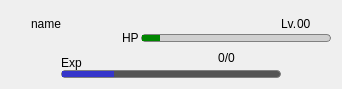
Qt form maininfo.ui (270676504/PokemonBattle) before a commit.
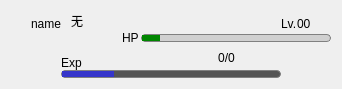
The same form after that commit.

```diff
--- a/maininfo.ui
+++ b/maininfo.ui
@@ -20,7 +20,7 @@
    <item>
     <layout class="QHBoxLayout" name="horizontalLayout">
      <property name="spacing">
-      <number>0</number>
+      <number>10</number>
      </property>
      <property name="leftMargin">
       <number>20</number>
@@ -31,7 +31,7 @@
      <item>
       <widget class="QLabel" name="lblName">
        <property name="styleSheet">
-        <string notr="true">font: 20px &quot;Times New Roman&quot;;</string>
+        <string notr="true">font: 20px &quot;楷体&quot;;</string>
        </property>
        <property name="text">
         <string>name</string>
@@ -41,6 +41,16 @@
        </property>
       </widget>
      </item>
+     <item>
+      <widget class="QLabel" name="lblAttribute">
+       <property name="styleSheet">
+        <string notr="true">font: 20px &quot;楷体&quot;;</string>
+       </property>
+       <property name="text">
+        <string>无</string>
+       </property>
+      </widget>
+     </item>
      <item>
       <spacer name="horizontalSpacer">
        <property name="orientation">
@@ -68,21 +78,10 @@
       </widget>
      </item>
      <item>
-      <spacer name="horizontalSpacer_3">
-       <property name="orientation">
-        <enum>Qt::Horizontal</enum>
+      <layout class="QHBoxLayout" name="horizontalLayout_5">
+       <property name="spacing">
+        <number>0</number>
        </property>
-       <property name="sizeType">
-        <enum>QSizePolicy::Fixed</enum>
-       </property>
-       <property name="sizeHint" stdset="0">
-        <size>
-         <width>10</width>
-         <height>20</height>
-        </size>
-       </property>
-      </spacer>
-     </item>
      <item>
       <widget class="QLabel" name="label">
        <property name="styleSheet">
@@ -108,6 +107,8 @@
         <set>Qt::AlignBottom|Qt::AlignLeading|Qt::AlignLeft</set>
        </property>
       </widget>
+       </item>
+      </layout>
      </item>
     </layout>
    </item>
```
Lines whose indentation alone changed are shown as unchanged.
